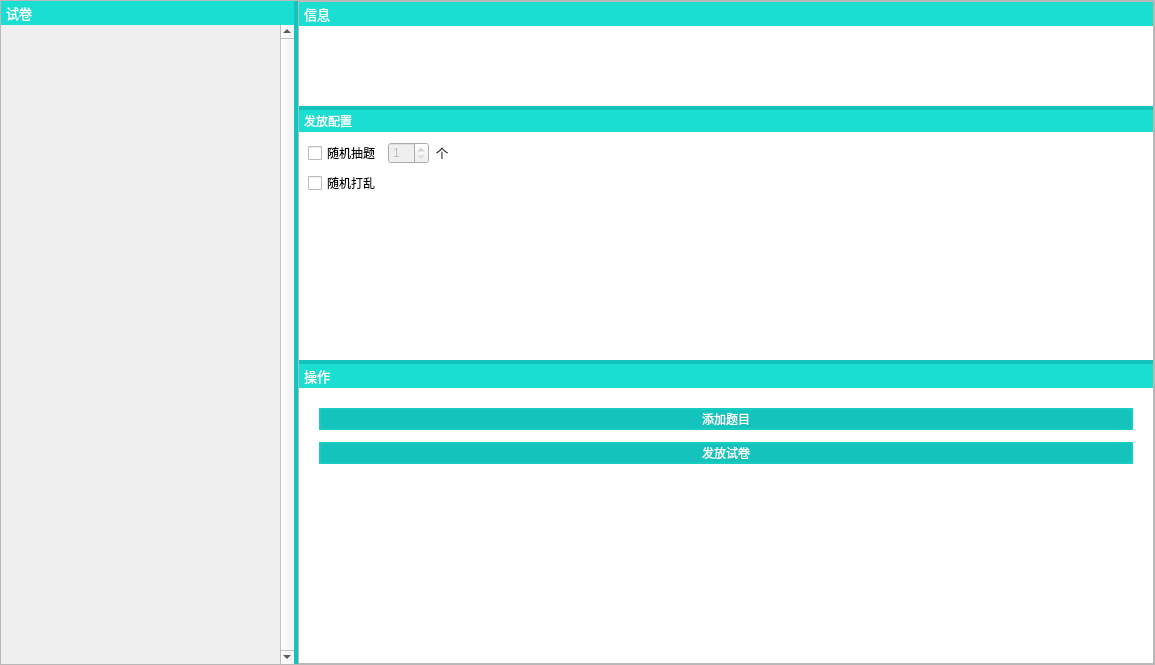
This is SubWidget/editview.ui in jkjkil4/ExamSysTeacher as Qt 5 draws it before an edit. The edited form follows.
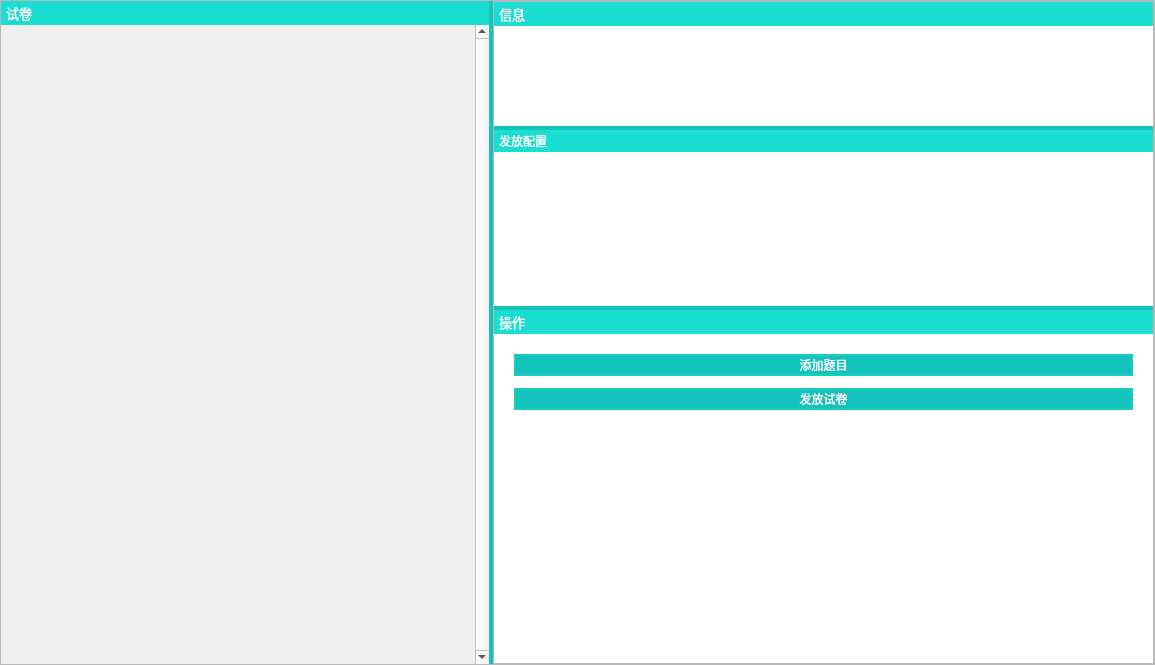
This is the edited form.

Commit message: 暂时移除'发放配置'功能

Diff of the .ui file:
```diff
--- a/SubWidget/editview.ui
+++ b/SubWidget/editview.ui
@@ -131,7 +131,7 @@
              <rect>
               <x>0</x>
               <y>0</y>
-              <width>500</width>
+              <width>291</width>
               <height>640</height>
              </rect>
             </property>
@@ -265,57 +265,6 @@
         <item>
          <widget class="QWidget" name="widgetConf2" native="true">
           <layout class="QVBoxLayout" name="verticalLayout_8">
-           <item>
-            <layout class="QHBoxLayout" name="layoutRandQues" stretch="0,0,0,2">
-             <property name="spacing">
-              <number>7</number>
-             </property>
-             <item>
-              <widget class="QCheckBox" name="cbbRandQues">
-               <property name="text">
-                <string>随机抽题</string>
-               </property>
-              </widget>
-             </item>
-             <item>
-              <widget class="QSpinBox" name="spinBoxRandCnt">
-               <property name="enabled">
-                <bool>false</bool>
-               </property>
-               <property name="minimum">
-                <number>1</number>
-               </property>
-              </widget>
-             </item>
-             <item>
-              <widget class="QLabel" name="labelRandCnt">
-               <property name="text">
-                <string>个</string>
-               </property>
-              </widget>
-             </item>
-             <item>
-              <spacer name="horSpacerRandQues">
-               <property name="orientation">
-                <enum>Qt::Horizontal</enum>
-               </property>
-               <property name="sizeHint" stdset="0">
-                <size>
-                 <width>40</width>
-                 <height>20</height>
-                </size>
-               </property>
-              </spacer>
-             </item>
-            </layout>
-           </item>
-           <item>
-            <widget class="QCheckBox" name="cbbRandUpset">
-             <property name="text">
-              <string>随机打乱</string>
-             </property>
-            </widget>
-           </item>
            <item>
             <spacer name="verSpacerConf">
              <property name="orientation">
```
The commit also changes 2 other files.
